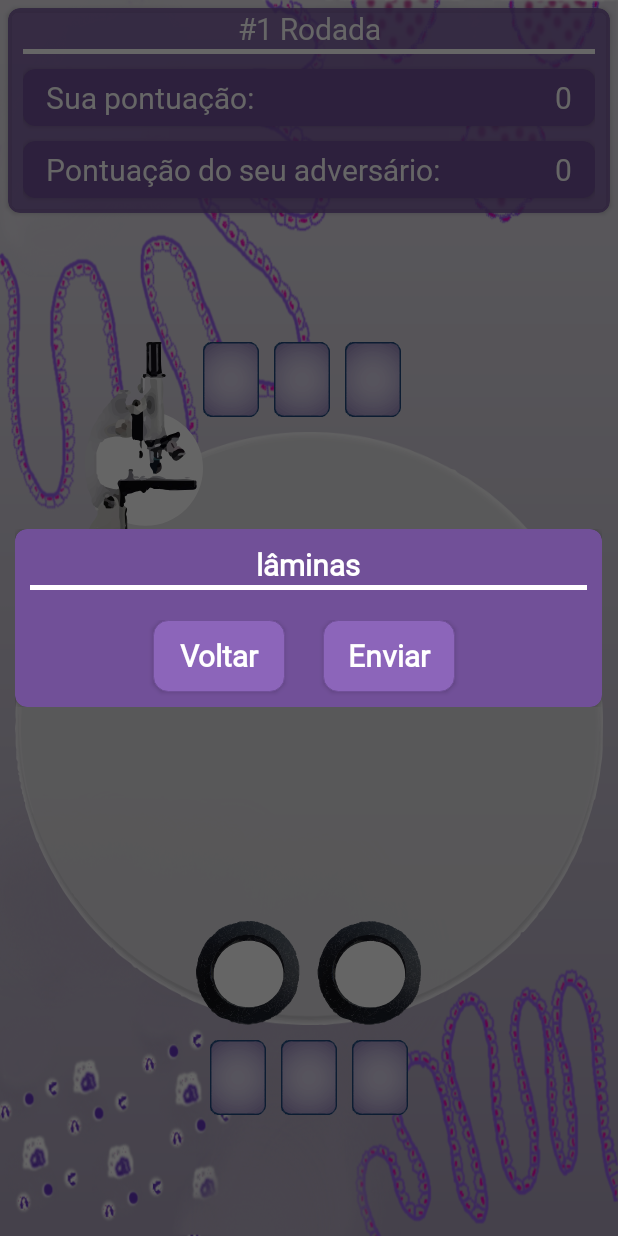
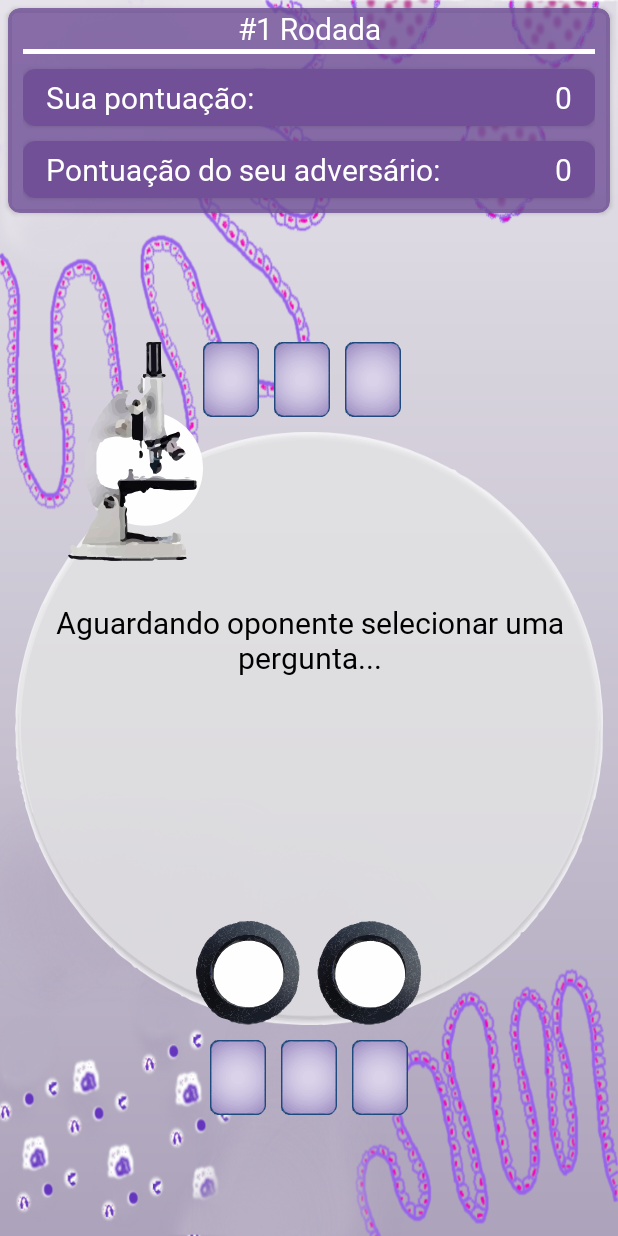
Before and after one commit to victoriaogomes/HistoQuiz, an Android app: the GameActivity screen opened directly, with no data from a screen before it, on a phone screen of 412 x 824 dp. Run offline under Robolectric (Android 15) with nearby library versions, the phone set to English and light mode, and no system bars; our stand-ins replace Firebase (no records; nobody signed in at launch, a user with empty details on screens opened directly).

Commit message:
Exibição das lâminas tá ok (em tese)

```diff
--- a/app/src/main/java/com/example/histoquiz/activities/GameActivity.java
+++ b/app/src/main/java/com/example/histoquiz/activities/GameActivity.java
@@ -7,6 +7,7 @@ import android.content.Intent;
 import android.os.Bundle;
 import android.view.View;
 import android.widget.Button;
+import android.widget.ImageButton;
 import android.widget.TextView;
 
 import com.example.histoquiz.R;
@@ -25,7 +26,6 @@ import com.google.firebase.database.FirebaseDatabase;
 import com.google.firebase.database.ValueEventListener;
 import com.google.firebase.firestore.FirebaseFirestore;
 import com.google.firebase.firestore.QueryDocumentSnapshot;
-import com.google.firebase.firestore.QuerySnapshot;
 
 import java.util.ArrayList;
 import java.util.HashMap;
@@ -33,7 +33,7 @@ import java.util.Locale;
 import java.util.Map;
 import java.util.Objects;
 import java.util.Random;
-public class GameActivity extends AppCompatActivity {
+public class GameActivity extends AppCompatActivity implements View.OnClickListener {
 
     public Map<Integer, Slide> mySlides = new HashMap<>();
     protected FirebaseDatabase realtimeDatabase;
@@ -51,6 +51,8 @@ public class GameActivity extends AppCompatActivity {
     protected SelectQuestionDialog selectQuestionDialog;
     protected GuessSlideDialog guessSlideDialog;
     protected QuestionFeedBackDialog questionFeedBackDialog;
+    protected ImageButton [] opponentSlidesButtons;
+    protected SlideImageDialog slideImageDialog;
 
     @Override
     protected void onCreate(Bundle savedInstanceState) {
@@ -82,8 +84,6 @@ public class GameActivity extends AppCompatActivity {
             else{
                 raffleSlides(queryDocumentSnapshots.size(), slides, 3);
             }
-            SlideImageDialog slideImageDialog = new SlideImageDialog(this);
-            slideImageDialog.show(getSupportFragmentManager(), "slide");
         });
         firestoreDatabase.collection("perguntas").get().addOnSuccessListener(queryDocumentSnapshots -> {
             perguntas = new HashMap<>();
@@ -120,6 +120,13 @@ public class GameActivity extends AppCompatActivity {
         noAnswer = findViewById(R.id.respNao);
         scorePlayer1 = findViewById(R.id.pontuacaoJogador1);
         scorePlayer2 = findViewById(R.id.pontuacaoJogador2);
+        opponentSlidesButtons = new ImageButton[]{findViewById(R.id.oponenteLamina1), findViewById(R.id.oponenteLamina2), findViewById(R.id.oponenteLamina3)};
+        opponentSlidesButtons[0].setOnClickListener(this);
+        opponentSlidesButtons[0].setTag("OPPONENT_SLIDE_BUTTON");
+        opponentSlidesButtons[1].setOnClickListener(this);
+        opponentSlidesButtons[1].setTag("OPPONENT_SLIDE_BUTTON");
+        opponentSlidesButtons[2].setOnClickListener(this);
+        opponentSlidesButtons[2].setTag("OPPONENT_SLIDE_BUTTON");
         questionText.setVisibility(View.INVISIBLE);
         yesAnswer.setVisibility(View.INVISIBLE);
         noAnswer.setVisibility(View.INVISIBLE);
@@ -195,6 +202,15 @@ public class GameActivity extends AppCompatActivity {
         questionFeedBackDialog.dismiss();
     }
 
+
+    public void showSlideImages(){
+        slideImageDialog = new SlideImageDialog(this);
+        slideImageDialog.show(getSupportFragmentManager(), "slide");
+    }
+
+    public void closeSlideImages(){
+        slideImageDialog.dismiss();
+    }
 
     public void showTextToWaitOpponent(String text){
         this.questionText.setText(text);
@@ -322,4 +338,11 @@ public class GameActivity extends AppCompatActivity {
     public void showImages(){
 
     }
+
+    @Override
+    public void onClick(View v) {
+        switch (v.getTag().toString()){
+            case "OPPONENT_SLIDE_BUTTON": showSlideImages();
+        }
+    }
 }
--- /dev/null
+++ b/app/src/main/res/drawable/ic_next.xml
@@ -0,0 +1,4 @@
+<vector android:height="40dp" android:viewportHeight="512"
+    android:viewportWidth="320" android:width="25dp" xmlns:android="http://schemas.android.com/apk/res/android">
+    <path android:fillColor="#8c65ba" android:pathData="M285.476,272.971L91.132,467.314c-9.373,9.373 -24.569,9.373 -33.941,0l-22.667,-22.667c-9.357,-9.357 -9.375,-24.522 -0.04,-33.901L188.505,256 34.484,101.255c-9.335,-9.379 -9.317,-24.544 0.04,-33.901l22.667,-22.667c9.373,-9.373 24.569,-9.373 33.941,0L285.475,239.03c9.373,9.372 9.373,24.568 0.001,33.941z"/>
+</vector>
--- a/app/src/main/res/layout/dialog_slide_image.xml
+++ b/app/src/main/res/layout/dialog_slide_image.xml
@@ -32,61 +32,50 @@
             android:layout_height="3dp"
             android:layout_gravity="center"
             android:background="@color/white"/>
-        <ImageSwitcher
-            android:id="@+id/imageSW"
-            android:layout_margin="10dp"
-            android:layout_width="match_parent"
-            android:layout_height="wrap_content"/>
-        <com.google.android.material.button.MaterialButton
-            android:id="@+id/proximoButton"
-            android:fontFamily="@font/kabouter"
-            android:textSize="20sp"
-            android:textColor="@color/white"
-            android:textAllCaps="false"
-            android:layout_width="wrap_content"
-            android:layout_height="wrap_content"
-            android:text="@string/prox">
-        </com.google.android.material.button.MaterialButton>
         <LinearLayout
             android:layout_width="match_parent"
             android:layout_height="wrap_content"
             android:orientation="horizontal"
-            android:layout_gravity="center_vertical|center_horizontal"
-            android:gravity="center_horizontal|center_vertical">
+            android:weightSum="100">
+            <ImageSwitcher
+                android:id="@+id/imageSW"
+                android:layout_margin="10dp"
+                android:layout_width="0dp"
+                android:layout_weight="95"
+                android:layout_gravity="center_vertical|start"
+                android:gravity="center_vertical|start"
+                android:layout_height="wrap_content"/>
+            <ImageButton
+                android:id="@+id/proximoButton"
+                android:src="@drawable/ic_next"
+                android:background="@android:color/transparent"
+                android:fontFamily="@font/kabouter"
+                android:textSize="20sp"
+                android:textColor="@color/white"
+                android:gravity="center_vertical|end"
+                android:layout_gravity="center_vertical|end"
+                android:textAllCaps="false"
+                android:layout_width="wrap_content"
+                android:layout_height="wrap_content"
+                android:contentDescription="@string/prox">
+            </ImageButton>
+        </LinearLayout>
         <Button
             style="?android:attr/buttonBarStyle"
             android:id="@+id/voltar"
             android:layout_width="wrap_content"
             android:layout_height="wrap_content"
             android:textStyle="bold"
-                android:layout_marginEnd="5dp"
             android:layout_marginBottom="10dp"
             android:fontFamily="@font/kabouter"
-                android:layout_gravity="end"
+            android:layout_gravity="center_horizontal|center_vertical"
+            android:gravity="center_vertical|center_horizontal"
             android:textSize="20sp"
             android:textAllCaps="false"
             android:textColor="@color/white"
             android:background="@drawable/button_light_style"
             android:text="@string/voltar">
         </Button>
-            <Button
-                style="?android:attr/buttonBarStyle"
-                android:id="@+id/enviar"
-                android:layout_width="wrap_content"
-                android:layout_height="wrap_content"
-                android:textStyle="bold"
-                android:layout_marginStart="20dp"
-                android:layout_marginEnd="5dp"
-                android:layout_marginBottom="10dp"
-                android:fontFamily="@font/kabouter"
-                android:layout_gravity="end"
-                android:textSize="20sp"
-                android:textAllCaps="false"
-                android:textColor="@color/white"
-                android:background="@drawable/button_light_style"
-                android:text="@string/enviar">
-            </Button>
-        </LinearLayout>
     </LinearLayout>
 
 </androidx.cardview.widget.CardView>
```
Also changed, not shown: app/src/main/java/com/example/histoquiz/dialogs/SlideImageDialog.java (+28 -28 lines). Lines whose indentation alone changed are shown as unchanged.
